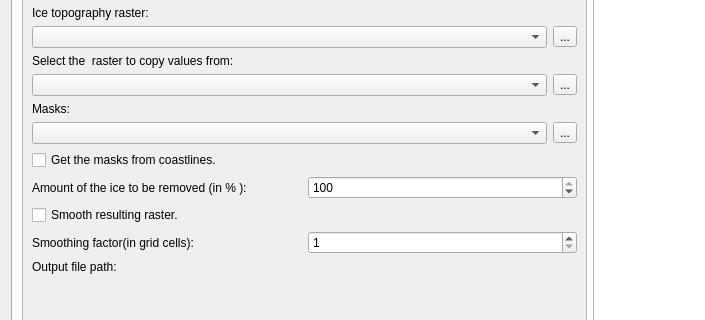
First picture: the form in ui/std_proc_dialog_base.ui, repository jaminzoda/terra-antiqua, before the edit; both pictures show x 0 to 705 and y 146 to 466 of the 935 by 762 pixel window.
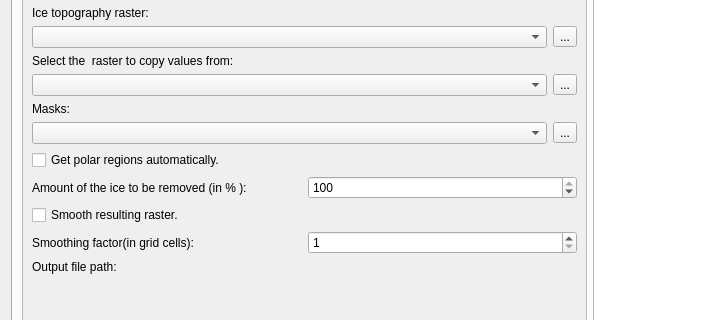
Second picture: the form after the edit. Custom widgets are drawn as their Qt base class.

Patch:
```diff
--- a/ui/std_proc_dialog_base.ui
+++ b/ui/std_proc_dialog_base.ui
@@ -192,7 +192,7 @@
            <item>
             <widget class="QCheckBox" name="masksFromCoastCheckBox">
              <property name="text">
-              <string>Get the masks from coastlines.</string>
+              <string>Get polar regions automatically.</string>
              </property>
             </widget>
            </item>
```
